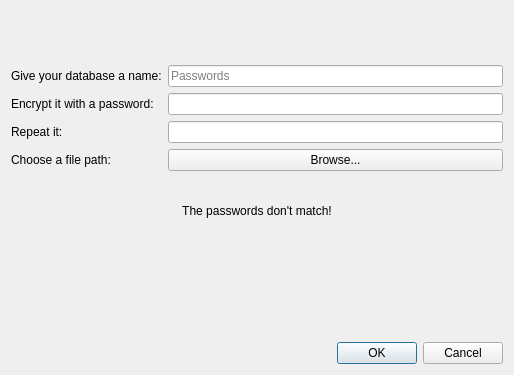
Before: the Qt Designer form src/resources/views/create.ui in VladZodchey/lockandkey, drawn with Qt 5.
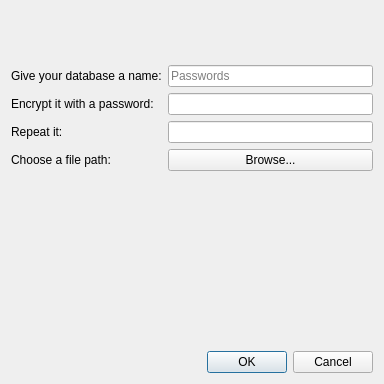
After: the same form once the commit is applied. Icons and pictures are not drawn.

The edit to the form file:
```diff
--- a/src/resources/views/create.ui
+++ b/src/resources/views/create.ui
@@ -6,10 +6,22 @@
    <rect>
     <x>0</x>
     <y>0</y>
-    <width>514</width>
-    <height>375</height>
+    <width>384</width>
+    <height>384</height>
    </rect>
   </property>
+  <property name="sizePolicy">
+   <sizepolicy hsizetype="Maximum" vsizetype="Maximum">
+    <horstretch>0</horstretch>
+    <verstretch>0</verstretch>
+   </sizepolicy>
+  </property>
+  <property name="maximumSize">
+   <size>
+    <width>512</width>
+    <height>512</height>
+   </size>
+  </property>
   <property name="windowTitle">
    <string>Create new database...</string>
   </property>
@@ -130,10 +142,10 @@
    <item>
     <widget class="QLabel" name="errorLabel">
      <property name="text">
-      <string>The passwords don't match!</string>
+      <string/>
      </property>
      <property name="alignment">
-      <set>Qt::AlignHCenter|Qt::AlignTop</set>
+      <set>Qt::AlignCenter</set>
      </property>
     </widget>
    </item>
```
Left out of the diff: 6 changed lines with no effect on the pictures.
